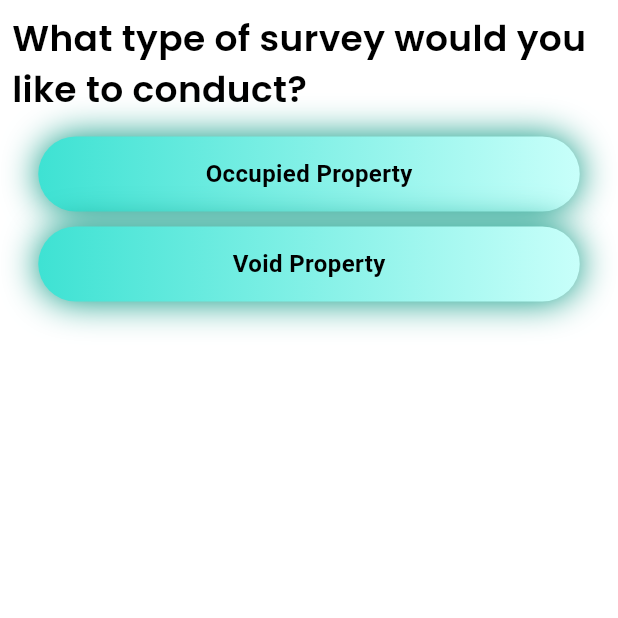
After one commit to shayan5522/ConstructionAppNew, a Flutter app: the InspectionScreen screen opened directly, on a phone screen of 412 x 824 dp, the top half of it. The commit adds this screen. Run offline on Flutter 3.47's test engine with Material 3 defaults, Android fonts, the phone set to English and light mode, and no system bars; our stand-ins replace device_preview, fl_chart, get, google_fonts.

Commit message:
two screens added

```diff
--- /dev/null
+++ b/lib/Components/buttons.dart
@@ -0,0 +1,59 @@
+import 'package:flutter/material.dart';
+
+class CustomButton extends StatelessWidget {
+  final String text;
+  final VoidCallback onPressed;
+  final TextStyle? textStyle;
+  final double width;
+  final double height;
+  final double borderRadius;
+
+  const CustomButton({
+    super.key,
+    required this.text,
+    required this.onPressed,
+    this.textStyle,
+    this.width = 361.0,
+    this.height = 50.0,
+    this.borderRadius = 50.0,
+  });
+
+  @override
+  Widget build(BuildContext context) {
+    return GestureDetector(
+      onTap: onPressed,
+      child: Container(
+        width: width,
+        height: height,
+        decoration: BoxDecoration(
+          gradient: const LinearGradient(
+            colors: [
+              Color(0xFF3EE2D3),
+              Color(0xFFC8FFFA),
+            ],
+            begin: Alignment.centerLeft,
+            end: Alignment.centerRight,
+          ),
+          borderRadius: BorderRadius.circular(borderRadius),
+          boxShadow: const [
+            BoxShadow(
+              color: Color(0xff009680),
+              blurRadius: 20.0,
+            ),
+          ],
+        ),
+        child: Center(
+          child: Text(
+            text,
+            style: textStyle ??
+                const TextStyle(
+                  color: Colors.black,
+                  fontWeight: FontWeight.w600,
+                  fontSize: 16.0,
+                ),
+          ),
+        ),
+      ),
+    );
+  }
+}
--- a/lib/Screens/BottomBarScreens/home_screen.dart
+++ b/lib/Screens/BottomBarScreens/home_screen.dart
@@ -1,6 +1,8 @@
 import 'package:constructionapp/Screens/ProjectScreens/project_main_screen.dart';
 import 'package:flutter/material.dart';
 import 'package:google_fonts/google_fonts.dart';
+
+import '../Inspection/inspection.dart';
 
 
 class HomeScreen extends StatelessWidget {
@@ -33,8 +35,8 @@ class HomeScreen extends StatelessWidget {
                   right: 0,
                   child: Center(
                     child: Text(
-                      "Inspection App",
-                      style: GoogleFonts.metamorphous(
+                      "TOTAL SURVEY",
+                      style: GoogleFonts.montserrat(
                         fontSize: 24,
                         fontWeight: FontWeight.bold,
                         color: Colors.black,
@@ -90,7 +92,7 @@ class HomeScreen extends StatelessWidget {
               child: TabBarView(
                 children: [
                   ProjectsScreen(),
-                  Center(child: Text("Inspections Tab Content")),
+                  InspectionScreen(),
                   Center(child: Text("Regulations Tab Content")),
                   Center(child: Text("Settings Tab Content")),
                   Center(child: Text("Help Tab Content")),
--- /dev/null
+++ b/lib/Screens/Inspection/inspection.dart
@@ -0,0 +1,45 @@
+import 'package:constructionapp/Components/buttons.dart';
+import 'package:flutter/material.dart';
+import 'package:get/get.dart';
+import 'package:google_fonts/google_fonts.dart';
+
+import 'inspection_form.dart';
+
+class InspectionScreen extends StatelessWidget {
+  const InspectionScreen({super.key});
+
+  @override
+  Widget build(BuildContext context) {
+    return   Scaffold(
+      body:  Padding(
+        padding: const EdgeInsets.all(8.0),
+        child: Column(
+          mainAxisAlignment: MainAxisAlignment.start,
+          children: [
+            Text("What type of survey would you like to conduct?",
+              style: GoogleFonts.poppins(
+              fontSize: 24,
+              fontWeight: FontWeight.w600,
+              color: Colors.black,
+            ),
+            ),
+            const SizedBox(height: 15,),
+            CustomButton(
+                text: "Occupied Property",
+                onPressed: (){
+                  const Text('tyyab bi');
+                }
+            ),
+            const SizedBox(height: 10,),
+            CustomButton(
+                text: "Void Property",
+                onPressed: (){
+                  Get.to(()=>const InspectionFormScreen());
+                }
+            ),
+          ],
+        ),
+      ),
+    );
+  }
+}
--- /dev/null
+++ b/lib/Screens/Inspection/inspection_form.dart
@@ -0,0 +1,12 @@
+import 'package:flutter/material.dart';
+
+class InspectionFormScreen extends StatelessWidget {
+  const InspectionFormScreen({super.key});
+
+  @override
+  Widget build(BuildContext context) {
+    return Scaffold(
+
+    );
+  }
+}
```
